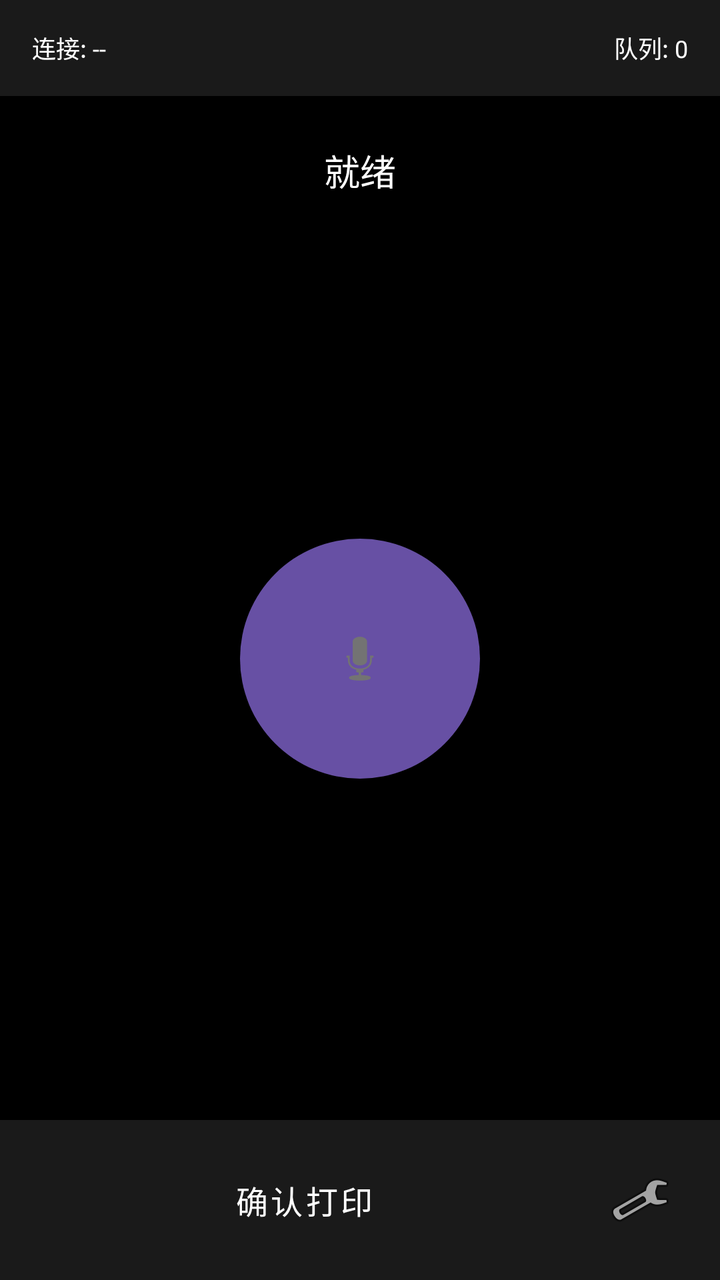
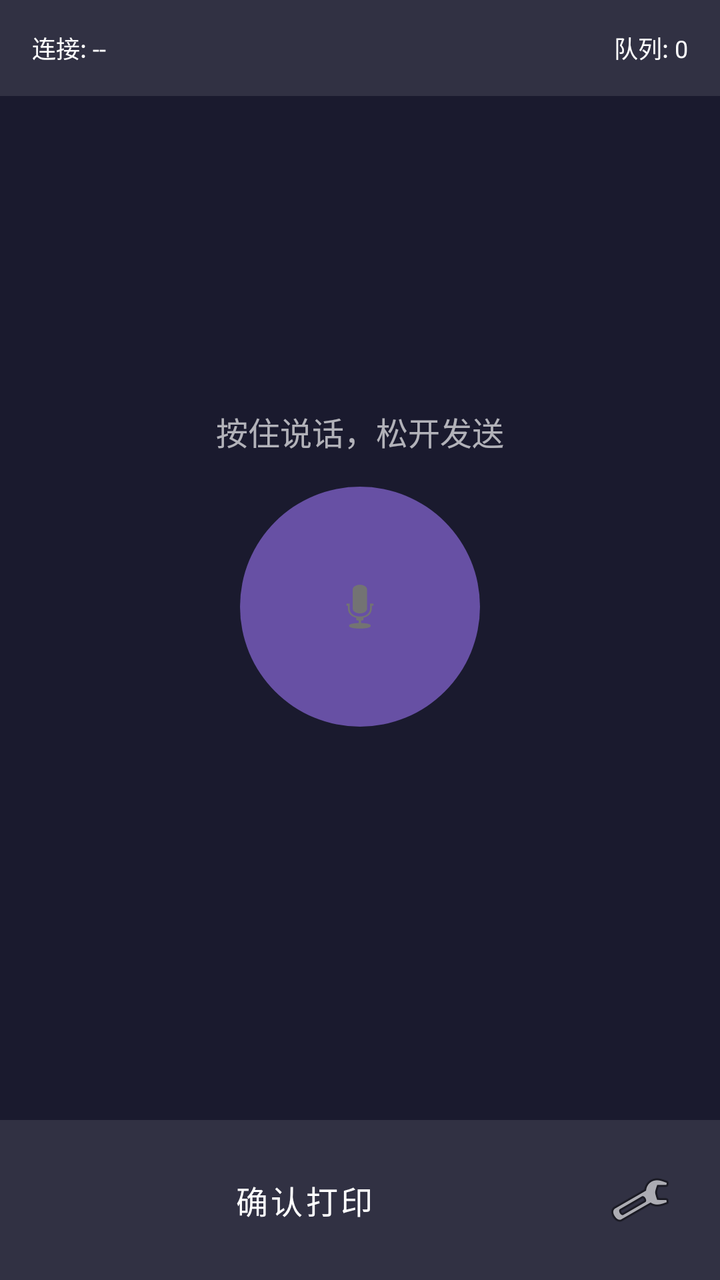

An Android layout rendered at two revisions. The XML below is the earlier revision; the diff shows what the commit changed to produce the second picture.
<!-- AndroidManifest.xml: application theme Theme.FancyPrint -->
<!-- res/layout/activity_main.xml -->
<?xml version="1.0" encoding="utf-8"?>
<androidx.constraintlayout.widget.ConstraintLayout
    xmlns:android="http://schemas.android.com/apk/res/android"
    xmlns:app="http://schemas.android.com/apk/res-auto"
    android:layout_width="match_parent"
    android:layout_height="match_parent"
    android:keepScreenOn="true">

    
    <LinearLayout
        android:id="@+id/status_bar"
        android:layout_width="match_parent"
        android:layout_height="48dp"
        android:orientation="horizontal"
        android:gravity="center_vertical"
        android:paddingHorizontal="16dp"
        android:background="#1AFFFFFF"
        app:layout_constraintTop_toTopOf="parent"
        app:layout_constraintStart_toStartOf="parent"
        app:layout_constraintEnd_toEndOf="parent">

        <TextView
            android:id="@+id/connection_status"
            android:layout_width="wrap_content"
            android:layout_height="wrap_content"
            android:text="连接: --"
            android:textColor="@android:color/white"
            android:textSize="12sp" />

        <Space
            android:layout_width="0dp"
            android:layout_height="1dp"
            android:layout_weight="1" />

        <TextView
            android:id="@+id/job_count"
            android:layout_width="wrap_content"
            android:layout_height="wrap_content"
            android:text="队列: 0"
            android:textColor="@android:color/white"
            android:textSize="12sp" />

    </LinearLayout>

    
    <TextView
        android:id="@+id/status_text"
        android:layout_width="wrap_content"
        android:layout_height="wrap_content"
        android:text="@string/status_ready"
        android:textColor="@android:color/white"
        android:textSize="18sp"
        android:layout_marginTop="24dp"
        app:layout_constraintTop_toBottomOf="@id/status_bar"
        app:layout_constraintStart_toStartOf="parent"
        app:layout_constraintEnd_toEndOf="parent" />

    
    <ImageView
        android:id="@+id/preview_image"
        android:layout_width="0dp"
        android:layout_height="200dp"
        android:scaleType="fitCenter"
        android:visibility="gone"
        android:background="#33000000"
        android:layout_margin="8dp"
        app:layout_constraintTop_toBottomOf="@id/status_text"
        app:layout_constraintStart_toStartOf="parent"
        app:layout_constraintEnd_toEndOf="parent" />

    
    <ImageButton
        android:id="@+id/ptt_button"
        android:layout_width="120dp"
        android:layout_height="120dp"
        android:src="@android:drawable/ic_btn_speak_now"
        android:background="@drawable/round_button_bg"
        android:contentDescription="@string/btn_ptt"
        android:scaleType="centerInside"
        android:padding="24dp"
        app:layout_constraintBottom_toTopOf="@id/bottom_bar"
        app:layout_constraintStart_toStartOf="parent"
        app:layout_constraintEnd_toEndOf="parent"
        app:layout_constraintTop_toBottomOf="@id/preview_image" />

    
    <LinearLayout
        android:id="@+id/bottom_bar"
        android:layout_width="match_parent"
        android:layout_height="80dp"
        android:orientation="horizontal"
        android:gravity="center"
        android:padding="16dp"
        android:background="#1AFFFFFF"
        app:layout_constraintBottom_toBottomOf="parent"
        app:layout_constraintStart_toStartOf="parent"
        app:layout_constraintEnd_toEndOf="parent">

        <Button
            android:id="@+id/print_confirm_button"
            style="@style/Widget.MaterialComponents.Button"
            android:layout_width="0dp"
            android:layout_height="48dp"
            android:layout_weight="1"
            android:layout_marginEnd="8dp"
            android:text="@string/btn_confirm"
            android:textSize="16sp" />

        <ImageButton
            android:id="@+id/settings_button"
            android:layout_width="48dp"
            android:layout_height="48dp"
            android:src="@android:drawable/ic_menu_manage"
            android:background="?attr/selectableItemBackgroundBorderless"
            android:contentDescription="@string/btn_settings"
            android:scaleType="centerInside" />

    </LinearLayout>

</androidx.constraintlayout.widget.ConstraintLayout>
<!-- resources referenced by this layout -->
<resources>
  <!-- drawable round_button_bg (drawable) -->
  <?xml version="1.0" encoding="utf-8"?>
  <shape xmlns:android="http://schemas.android.com/apk/res/android"
      android:shape="oval">
      <solid android:color="#FF6750A4" />
      <size android:width="120dp" android:height="120dp" />
  </shape>
  <string name="btn_confirm">确认打印</string>
  <string name="btn_ptt">按住说话</string>
  <string name="btn_settings">设置</string>
  <string name="status_ready">就绪</string>
  <style name="Theme.FancyPrint" parent="Theme.MaterialComponents.Light.NoActionBar">
          <item name="colorPrimary">#FF6750A4</item>
          <item name="colorPrimaryVariant">#FF4B3784</item>
          <item name="colorOnPrimary">#FFFFFFFF</item>
          <item name="colorSecondary">#FF03DAC6</item>
          <item name="colorSecondaryVariant">#FF018786</item>
          <item name="colorOnSecondary">#FF000000</item>
          <item name="android:windowFullscreen">true</item>
          <item name="android:windowContentOverlay">@null</item>
          <item name="android:windowBackground">@android:color/black</item>
      </style>
</resources>

<!-- the commit's change to res/layout/activity_main.xml (unified diff, before → after) -->
@@ -4,7 +4,8 @@
     xmlns:app="http://schemas.android.com/apk/res-auto"
     android:layout_width="match_parent"
     android:layout_height="match_parent"
-    android:keepScreenOn="true">
+    android:keepScreenOn="true"
+    android:background="#FF1A1A2E">
 
     
     <LinearLayout
@@ -39,49 +40,142 @@
             android:text="队列: 0"
             android:textColor="@android:color/white"
             android:textSize="12sp" />
-
-    </LinearLayout>
-
-    
-    <TextView
-        android:id="@+id/status_text"
-        android:layout_width="wrap_content"
-        android:layout_height="wrap_content"
-        android:text="@string/status_ready"
-        android:textColor="@android:color/white"
-        android:textSize="18sp"
-        android:layout_marginTop="24dp"
+    </LinearLayout>
+
+    
+    <LinearLayout
+        android:id="@+id/voice_container"
+        android:layout_width="match_parent"
+        android:layout_height="0dp"
+        android:orientation="vertical"
+        android:gravity="center"
+        android:visibility="visible"
         app:layout_constraintTop_toBottomOf="@id/status_bar"
-        app:layout_constraintStart_toStartOf="parent"
-        app:layout_constraintEnd_toEndOf="parent" />
-
-    
-    <ImageView
-        android:id="@+id/preview_image"
-        android:layout_width="0dp"
-        android:layout_height="200dp"
-        android:scaleType="fitCenter"
+        app:layout_constraintBottom_toTopOf="@id/bottom_bar"
+        app:layout_constraintStart_toStartOf="parent"
+        app:layout_constraintEnd_toEndOf="parent">
+
+        <TextView
+            android:id="@+id/hint_text"
+            android:layout_width="wrap_content"
+            android:layout_height="wrap_content"
+            android:text="按住说话，松开发送"
+            android:textColor="#AAFFFFFF"
+            android:textSize="16sp"
+            android:layout_marginBottom="16dp" />
+
+        <ImageButton
+            android:id="@+id/ptt_button"
+            android:layout_width="120dp"
+            android:layout_height="120dp"
+            android:src="@android:drawable/ic_btn_speak_now"
+            android:background="@drawable/round_button_bg"
+            android:contentDescription="@string/btn_ptt"
+            android:scaleType="centerInside"
+            android:padding="24dp" />
+
+        <TextView
+            android:id="@+id/status_text"
+            android:layout_width="wrap_content"
+            android:layout_height="wrap_content"
+            android:text=""
+            android:textColor="@android:color/white"
+            android:textSize="18sp"
+            android:layout_marginTop="16dp" />
+    </LinearLayout>
+
+    
+    <LinearLayout
+        android:id="@+id/generating_container"
+        android:layout_width="match_parent"
+        android:layout_height="0dp"
+        android:orientation="vertical"
+        android:gravity="center"
         android:visibility="gone"
-        android:background="#33000000"
-        android:layout_margin="8dp"
-        app:layout_constraintTop_toBottomOf="@id/status_text"
-        app:layout_constraintStart_toStartOf="parent"
-        app:layout_constraintEnd_toEndOf="parent" />
-
-    
-    <ImageButton
-        android:id="@+id/ptt_button"
-        android:layout_width="120dp"
-        android:layout_height="120dp"
-        android:src="@android:drawable/ic_btn_speak_now"
-        android:background="@drawable/round_button_bg"
-        android:contentDescription="@string/btn_ptt"
-        android:scaleType="centerInside"
-        android:padding="24dp"
+        app:layout_constraintTop_toBottomOf="@id/status_bar"
         app:layout_constraintBottom_toTopOf="@id/bottom_bar"
         app:layout_constraintStart_toStartOf="parent"
-        app:layout_constraintEnd_toEndOf="parent"
-        app:layout_constraintTop_toBottomOf="@id/preview_image" />
+        app:layout_constraintEnd_toEndOf="parent">
+
+        <ProgressBar
+            android:id="@+id/generating_progress"
+            style="?android:attr/progressBarStyleLarge"
+            android:layout_width="64dp"
+            android:layout_height="64dp"
+            android:indeterminateTint="@android:color/holo_orange_light" />
+
+        <TextView
+            android:id="@+id/generating_text"
+            android:layout_width="wrap_content"
+            android:layout_height="wrap_content"
+            android:text="🎨 AI 正在生成图片..."
+            android:textColor="@android:color/white"
+            android:textSize="18sp"
+            android:layout_marginTop="16dp" />
+
+        <Button
+            android:id="@+id/cancel_gen_button"
+            android:layout_width="120dp"
+            android:layout_height="48dp"
+            android:text="取消"
+            android:textSize="16sp"
+            android:layout_marginTop="24dp" />
+    </LinearLayout>
+
+    
+    <LinearLayout
+        android:id="@+id/preview_container"
+        android:layout_width="match_parent"
+        android:layout_height="0dp"
+        android:orientation="vertical"
+        android:visibility="gone"
+        app:layout_constraintTop_toBottomOf="@id/status_bar"
+        app:layout_constraintBottom_toTopOf="@id/bottom_bar"
+        app:layout_constraintStart_toStartOf="parent"
+        app:layout_constraintEnd_toEndOf="parent">
+
+        <TextView
+            android:id="@+id/preview_transcript"
+            android:layout_width="wrap_content"
+            android:layout_height="wrap_content"
+            android:textColor="#AAFFFFFF"
+            android:textSize="14sp"
+            android:layout_margin="8dp"
+            android:layout_gravity="center" />
+
+        <ImageView
+            android:id="@+id/preview_image"
+            android:layout_width="0dp"
+            android:layout_height="0dp"
+            android:layout_weight="1"
+            android:scaleType="fitCenter"
+            android:layout_margin="8dp" />
+
+        <LinearLayout
+            android:layout_width="match_parent"
+            android:layout_height="64dp"
+            android:orientation="horizontal"
+            android:gravity="center"
+            android:padding="8dp">
+
+            <Button
+                android:id="@+id/print_button"
+                android:layout_width="0dp"
+                android:layout_height="48dp"
+                android:layout_weight="1"
+                android:text="🖨 打印"
+                android:textSize="16sp"
+                android:layout_marginEnd="8dp" />
+
+            <Button
+                android:id="@+id/cancel_button"
+                android:layout_width="0dp"
+                android:layout_height="48dp"
+                android:layout_weight="1"
+                android:text="✕ 取消"
+                android:textSize="16sp" />
+        </LinearLayout>
+    </LinearLayout>
 
     
     <LinearLayout
@@ -114,7 +208,6 @@
             android:background="?attr/selectableItemBackgroundBorderless"
             android:contentDescription="@string/btn_settings"
             android:scaleType="centerInside" />
-
     </LinearLayout>
 
 </androidx.constraintlayout.widget.ConstraintLayout>
<!-- resource entries referenced after the edit -->
@@ -10,7 +10,6 @@
   <string name="btn_confirm">确认打印</string>
   <string name="btn_ptt">按住说话</string>
   <string name="btn_settings">设置</string>
-  <string name="status_ready">就绪</string>
   <style name="Theme.FancyPrint" parent="Theme.MaterialComponents.Light.NoActionBar">
           <item name="colorPrimary">#FF6750A4</item>
           <item name="colorPrimaryVariant">#FF4B3784</item>
